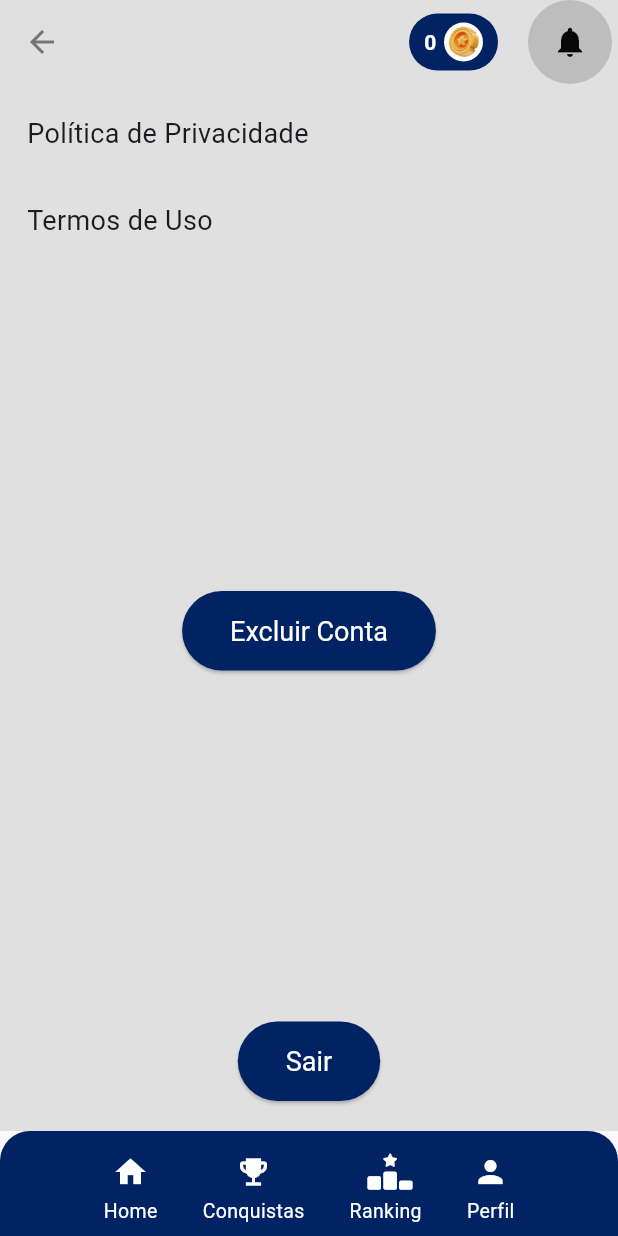
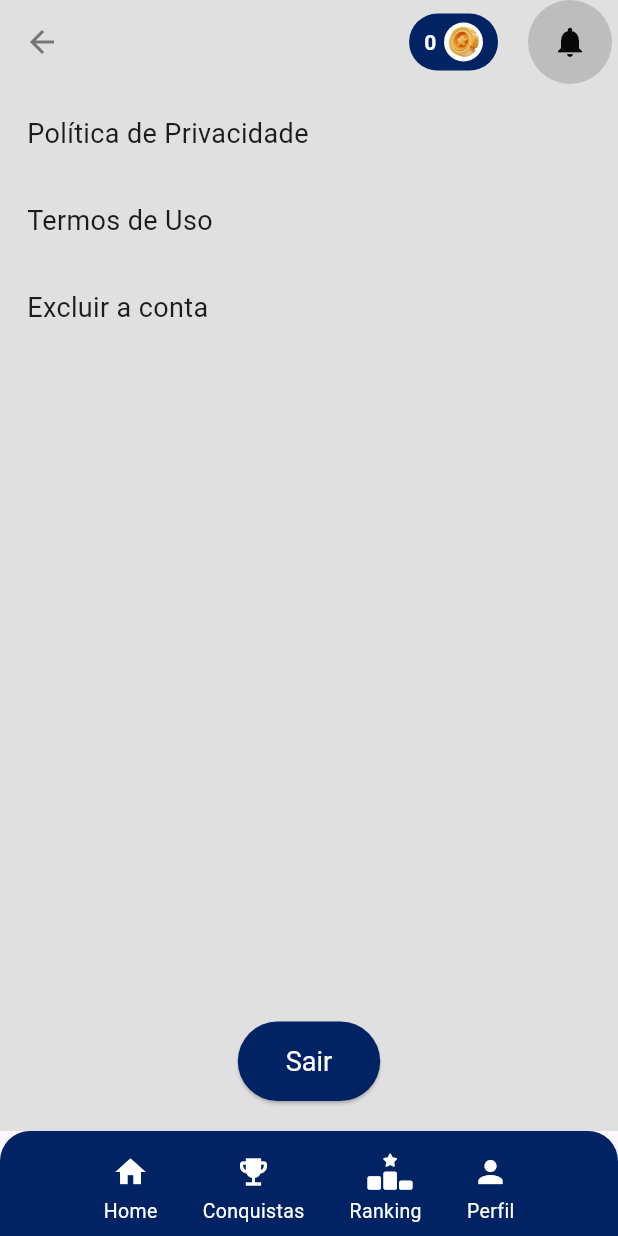
Before and after one commit to daniel-vezos/Ser-familia, a Flutter app: the ProfilePage screen opened directly with empty values, on a phone screen of 412 x 824 dp. Run offline on Flutter 3.47's test engine with Material 3 defaults, Android fonts, the phone set to English and light mode, and no system bars; our stand-ins replace awesome_notifications, cloud_firestore, confetti, firebase_auth, firebase_core, flutter_screenutil and 6 more; accounts and stored records are empty.

Commit message:
Fixed button

```diff
--- a/lib/pages/profile_page.dart
+++ b/lib/pages/profile_page.dart
@@ -171,21 +171,19 @@ class ProfilePage extends StatelessWidget {
                     ],
                   ),
                 ),
+                const SizedBox(height: 32),
+                GestureDetector(
+                  onTap: () => _deleteUser(context),
+                  child: const Row(
+                    children: [
+                      Text(
+                        'Excluir a conta',
+                        style: TextStyle(fontSize: 18),
+                      ),
+                    ],
+                  ),
+                ),
               ],
-            ),
-            Center(
-              child: ElevatedButton(
-                onPressed: () => _deleteUser(context),
-                style: ElevatedButton.styleFrom(
-                  backgroundColor: const Color(0xff012363),
-                  padding: const EdgeInsets.symmetric(vertical: 16, horizontal: 32),
-                  textStyle: const TextStyle(fontSize: 18),
-                ),
-                child: const Text(
-                  'Excluir Conta',
-                  style: TextStyle(color: Colors.white),
-                ),
-              ),
             ),
             Center(
               child: ElevatedButton(
```
